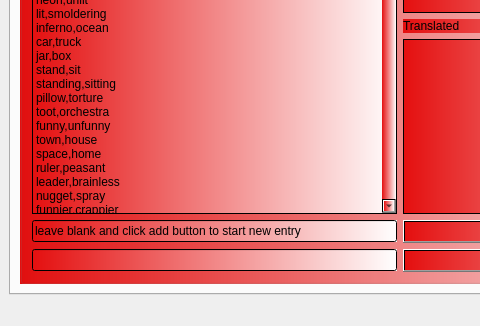
Old version of the form mainwindow.ui in the repository netpipe/RightHand; both pictures show x 0 to 480 and y 274 to 600 of the 800 by 600 pixel window.
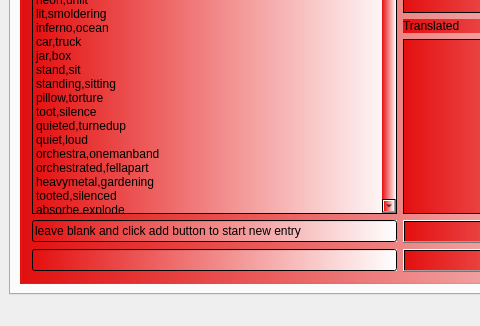
New version of the form.

Patch:
```diff
--- a/mainwindow.ui
+++ b/mainwindow.ui
@@ -190,7 +190,42 @@
              </item>
              <item>
               <property name="text">
-               <string>toot,orchestra</string>
+               <string>toot,silence</string>
+              </property>
+             </item>
+             <item>
+              <property name="text">
+               <string>quieted,turnedup</string>
+              </property>
+             </item>
+             <item>
+              <property name="text">
+               <string>quiet,loud</string>
+              </property>
+             </item>
+             <item>
+              <property name="text">
+               <string>orchestra,onemanband</string>
+              </property>
+             </item>
+             <item>
+              <property name="text">
+               <string>orchestrated,fellapart</string>
+              </property>
+             </item>
+             <item>
+              <property name="text">
+               <string>heavymetal,gardening</string>
+              </property>
+             </item>
+             <item>
+              <property name="text">
+               <string>tooted,silenced</string>
+              </property>
+             </item>
+             <item>
+              <property name="text">
+               <string>absorbe,explode</string>
               </property>
              </item>
              <item>
```
